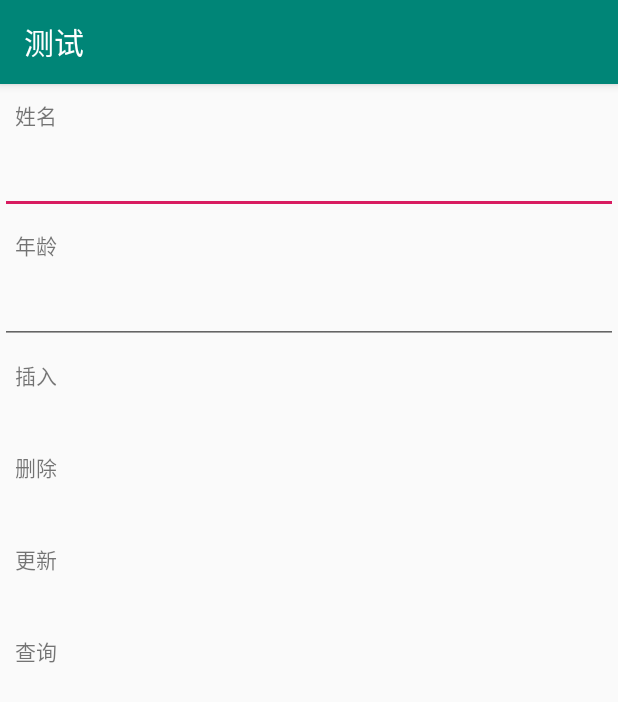
After one commit to ZhangTengda/CodeSegment, an Android app: the DataBaseActivity screen opened directly, with no data from a screen before it, on a phone screen of 412 x 824 dp. The commit adds this screen. Shown: the top 702 px of the screen. Run offline under Robolectric (Android 15) with nearby library versions, the phone set to English and light mode, and no system bars.

Commit message:
增加数据库基本操作功能

```diff
--- a/app/src/main/AndroidManifest.xml
+++ b/app/src/main/AndroidManifest.xml
@@ -73,6 +73,7 @@
 
         <activity android:name=".activity.seekbar.SeekBarKtActivity" />
         <activity android:name=".activity.TestUrlRequestActivity" />
+        <activity android:name=".database.DataBaseActivity" />
 
 
     </application>
--- /dev/null
+++ b/app/src/main/java/com/testone/demo/database/DBHelper.java
@@ -0,0 +1,40 @@
+package com.testone.demo.database;
+
+import android.content.Context;
+import android.database.sqlite.SQLiteDatabase;
+import android.database.sqlite.SQLiteOpenHelper;
+
+public class DBHelper extends SQLiteOpenHelper {
+
+    // 数据库文件名
+    private static final String DB_NAME = "my_database.db";
+    // 数据库表名
+    public static final String TABLE_NAME = "t_person";
+    // 数据库版本号
+    public static final int DB_VERSION = 1;
+
+    public static final String NAME = "name";
+    public static final String AGE = "age";
+
+    public DBHelper(Context context) {
+        super(context, DB_NAME, null, DB_VERSION);
+    }
+
+    @Override
+    public void onCreate(SQLiteDatabase db) {
+        // 建表
+        String sql = "create table " +
+                TABLE_NAME +
+                "(_id integer primary key autoincrement, " +
+                NAME + " varchar, " +
+                AGE + " varchar"
+                + ")";
+
+        db.execSQL(sql);
+    }
+
+    @Override
+    public void onUpgrade(SQLiteDatabase db, int oldVersion, int newVersion) {
+
+    }
+}
--- /dev/null
+++ b/app/src/main/java/com/testone/demo/database/DataBaseActivity.java
@@ -0,0 +1,121 @@
+package com.testone.demo.database;
+
+import android.content.ContentValues;
+import android.database.Cursor;
+import android.database.sqlite.SQLiteDatabase;
+import android.os.Bundle;
+import android.support.annotation.Nullable;
+import android.util.Log;
+import android.view.View;
+import android.widget.EditText;
+import android.widget.TextView;
+import android.widget.Toast;
+
+import com.testone.demo.R;
+import com.testone.demo.activity.BaseActivity;
+
+public class DataBaseActivity extends BaseActivity implements View.OnClickListener {
+
+    private DBHelper mHelper;
+    private SQLiteDatabase mDatabase;
+    private EditText nameString;
+    private EditText ageString;
+
+    @Override
+    protected void onCreate(@Nullable Bundle savedInstanceState) {
+        super.onCreate(savedInstanceState);
+        setContentView(R.layout.activity_database);
+
+        initView();
+        mHelper = new DBHelper(this);
+        mDatabase = mHelper.getWritableDatabase();
+    }
+
+    private void initView() {
+        TextView mInsertBtn = findViewById(R.id.insert_btn);
+        mInsertBtn.setOnClickListener(this);
+        TextView mDeleteBtn = findViewById(R.id.delete_btn);
+        mDeleteBtn.setOnClickListener(this);
+        TextView mUpdateBtn = findViewById(R.id.update_btn);
+        mUpdateBtn.setOnClickListener(this);
+        TextView mQueryBtn = findViewById(R.id.query_btn);
+        mQueryBtn.setOnClickListener(this);
+
+        nameString = findViewById(R.id.insert_name);
+        ageString = findViewById(R.id.insert_age);
+    }
+
+    @Override
+    public void onClick(View v) {
+        if (v.getId() == R.id.insert_btn) {
+            insertData();
+        } else if (v.getId() == R.id.delete_btn) {
+            deleteData();
+        } else if (v.getId() == R.id.update_btn) {
+            updateData();
+        } else if (v.getId() == R.id.query_btn) {
+            queryData();
+        }
+    }
+
+    // 表名
+    // null。数据库如果插入的数据为null，会引起数据库不稳定。为了防止崩溃，需要传入第二个参数要求的对象
+    // 如果插入的数据不为null，没有必要传入第二个参数避免崩溃，所以为null
+    // 插入的数据
+    private void insertData() {
+        String name = nameString.getText().toString();
+        String age = ageString.getText().toString();
+        ContentValues values = new ContentValues();
+        values.put(DBHelper.NAME, name);
+        values.put(DBHelper.AGE, Integer.parseInt(age));
+        mDatabase.insert(DBHelper.TABLE_NAME, null, values);
+        Toast.makeText(this, "插入成功", Toast.LENGTH_SHORT).show();
+    }
+
+    // 表名
+    // 删除条件
+    // 满足删除的值
+    private void deleteData() {
+        int count = mDatabase.delete(DBHelper.TABLE_NAME, DBHelper.NAME + " = ?", new String[]{"鹿晗"});
+        Toast.makeText(this, "删除数量："+count, Toast.LENGTH_SHORT).show();
+    }
+
+    // 表名
+    // 修改后的数据
+    // 修改条件
+    // 满足修改的值
+    private void updateData() {
+        ContentValues values = new ContentValues();
+        values.put(DBHelper.NAME, "小茗同学");
+        values.put(DBHelper.AGE, 18);
+        int count = mDatabase
+                .update(DBHelper.TABLE_NAME, values, DBHelper.NAME + " = ?", new String[]{"鹿晗"});
+        Toast.makeText(this, "修改成功：" + count, Toast.LENGTH_SHORT).show();
+    }
+
+    // 表名
+    // 查询字段
+    // 查询条件
+    // 满足查询的值
+    // 分组
+    // 分组筛选关键字
+    // 排序
+    private void queryData() {
+        Cursor cursor = mDatabase.query(DBHelper.TABLE_NAME,
+                new String[]{DBHelper.NAME, DBHelper.AGE},
+                DBHelper.AGE + " > ?",
+                new String[]{"16"},
+                null,
+                null,
+                DBHelper.AGE + " desc");// 注意空格！
+
+        int nameIndex = cursor.getColumnIndex(DBHelper.NAME);
+        int ageIndex = cursor.getColumnIndex(DBHelper.AGE);
+        while (cursor.moveToNext()) {
+            String name = cursor.getString(nameIndex);
+            String age = cursor.getString(ageIndex);
+
+            Log.d("1507", "name: " + name + ", age: " + age);
+        }
+    }
+}
--- /dev/null
+++ b/app/src/main/res/layout/activity_database.xml
@@ -0,0 +1,61 @@
+<?xml version="1.0" encoding="utf-8"?>
+<LinearLayout xmlns:android="http://schemas.android.com/apk/res/android"
+    android:orientation="vertical"
+    android:layout_width="match_parent"
+    android:layout_height="match_parent">
+
+    <TextView
+        android:text="姓名"
+        android:padding="10dp"
+        android:layout_width="match_parent"
+        android:layout_height="wrap_content" />
+
+    <EditText
+        android:id="@+id/insert_name"
+        android:layout_width="match_parent"
+        android:layout_height="wrap_content" />
+
+    <TextView
+        android:text="年龄"
+        android:padding="10dp"
+        android:layout_width="match_parent"
+        android:layout_height="wrap_content" />
+
+    <EditText
+        android:id="@+id/insert_age"
+        android:inputType="number"
+        android:layout_width="match_parent"
+        android:layout_height="wrap_content" />
+
+    <TextView
+        android:id="@+id/insert_btn"
+        android:padding="10dp"
+        android:text="插入"
+        android:layout_width="match_parent"
+        android:layout_height="wrap_content" />
+
+    <TextView
+        android:id="@+id/delete_btn"
+        android:padding="10dp"
+        android:text="删除"
+        android:layout_marginTop="20dp"
+        android:layout_width="match_parent"
+        android:layout_height="wrap_content" />
+
+    <TextView
+        android:id="@+id/update_btn"
+        android:padding="10dp"
+        android:text="更新"
+        android:layout_marginTop="20dp"
+        android:layout_width="match_parent"
+        android:layout_height="wrap_content" />
+
+    <TextView
+        android:id="@+id/query_btn"
+        android:padding="10dp"
+        android:text="查询"
+        android:layout_marginTop="20dp"
+        android:layout_width="match_parent"
+        android:layout_height="wrap_content" />
+
+</LinearLayout>
```
Also changed, not shown: app/src/main/java/com/testone/demo/MainActivity.java (+9 -0 lines), 1 other file.
